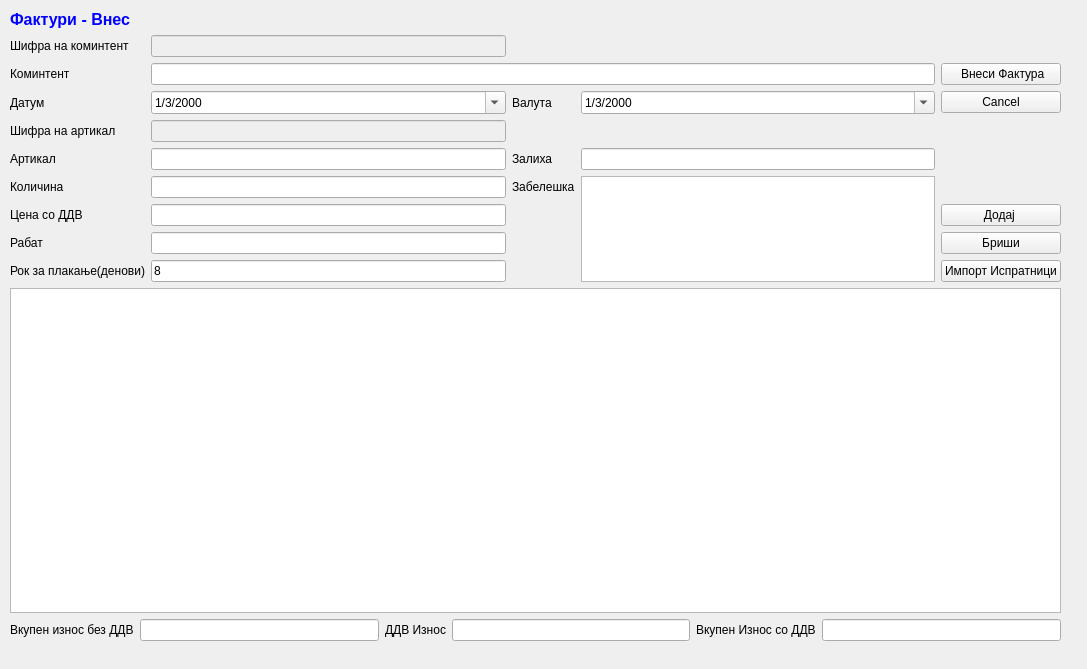
This is sterna/Povratnica/povratnicivnes.ui in srgank/sterna_x as Qt 5 draws it before an edit. The edited form follows.
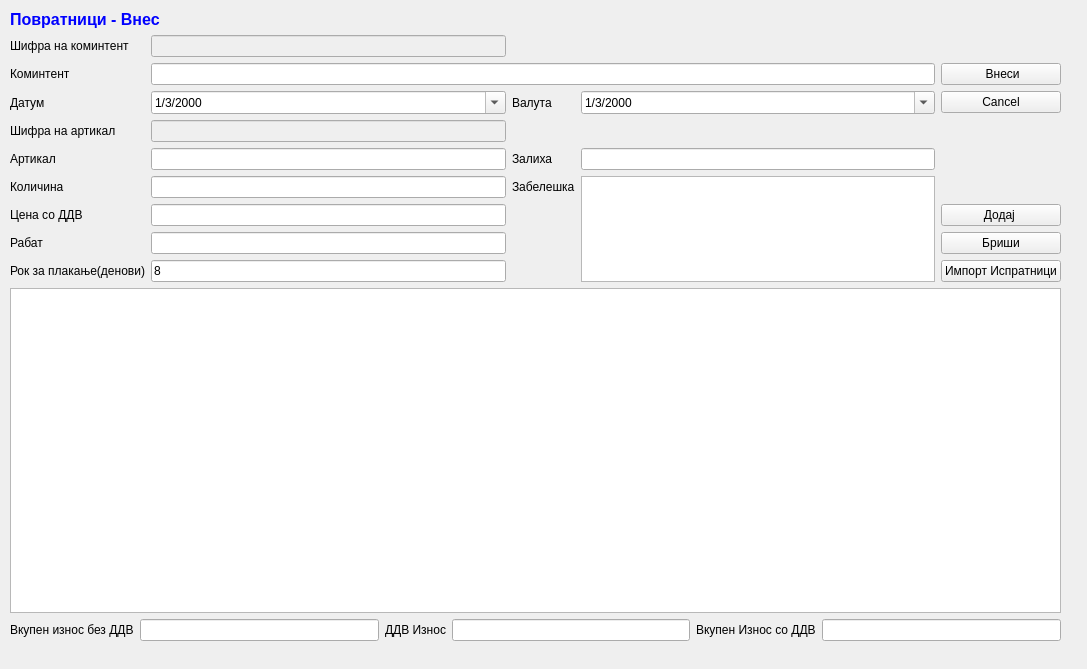
This is the edited form. Icons and pictures are not drawn.

Diff of the .ui file:
```diff
--- a/sterna/Povratnica/povratnicivnes.ui
+++ b/sterna/Povratnica/povratnicivnes.ui
@@ -331,15 +331,15 @@
        <string>&lt;!DOCTYPE HTML PUBLIC &quot;-//W3C//DTD HTML 4.0//EN&quot; &quot;http://www.w3.org/TR/REC-html40/strict.dtd&quot;&gt;
 &lt;html&gt;&lt;head&gt;&lt;meta name=&quot;qrichtext&quot; content=&quot;1&quot; /&gt;&lt;style type=&quot;text/css&quot;&gt;
 p, li { white-space: pre-wrap; }
-&lt;/style&gt;&lt;/head&gt;&lt;body style=&quot; font-family:'MS Shell Dlg 2'; font-size:10pt; font-weight:400; font-style:normal;&quot;&gt;
-&lt;p style=&quot; margin-top:0px; margin-bottom:0px; margin-left:0px; margin-right:0px; -qt-block-indent:0; text-indent:0px;&quot;&gt;&lt;span style=&quot; font-size:12pt; font-weight:600; color:#0000ff;&quot;&gt;Фактури - Внес&lt;/span&gt;&lt;/p&gt;&lt;/body&gt;&lt;/html&gt;</string>
+&lt;/style&gt;&lt;/head&gt;&lt;body style=&quot; font-family:'Sans Serif'; font-size:9pt; font-weight:400; font-style:normal;&quot;&gt;
+&lt;p style=&quot; margin-top:0px; margin-bottom:0px; margin-left:0px; margin-right:0px; -qt-block-indent:0; text-indent:0px;&quot;&gt;&lt;span style=&quot; font-family:'MS Shell Dlg 2'; font-size:12pt; font-weight:600; color:#0000ff;&quot;&gt;Повратници&lt;/span&gt;&lt;span style=&quot; font-family:'MS Shell Dlg 2'; font-size:12pt; font-weight:600; color:#0000ff;&quot;&gt; - Внес&lt;/span&gt;&lt;/p&gt;&lt;/body&gt;&lt;/html&gt;</string>
       </property>
      </widget>
     </item>
     <item row="3" column="4">
      <widget class="QPushButton" name="pushButton_4">
       <property name="text">
-       <string> Внеси Фактура</string>
+       <string> Внеси</string>
       </property>
       <property name="icon">
        <iconset>
```
